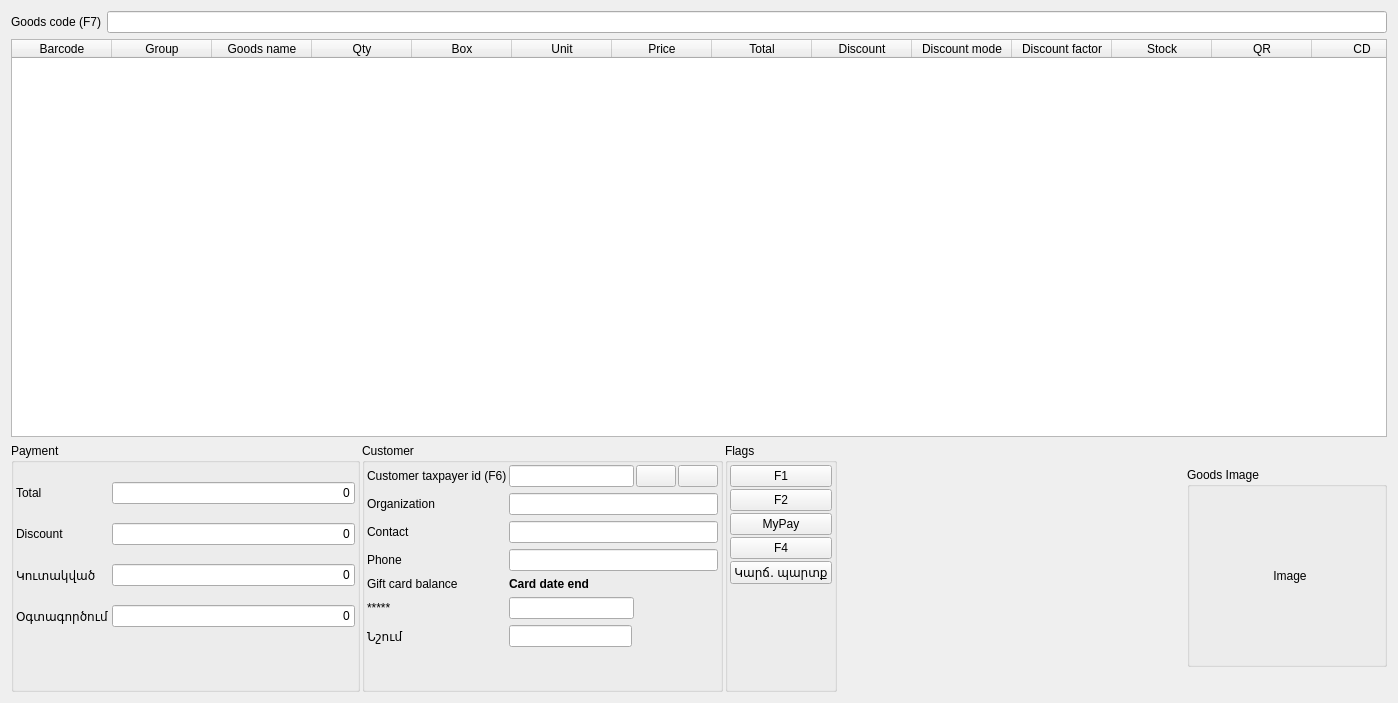
The window that Shop/worder.ui (End1-1/Cafe5) describes before a commit, drawn with Qt 5.
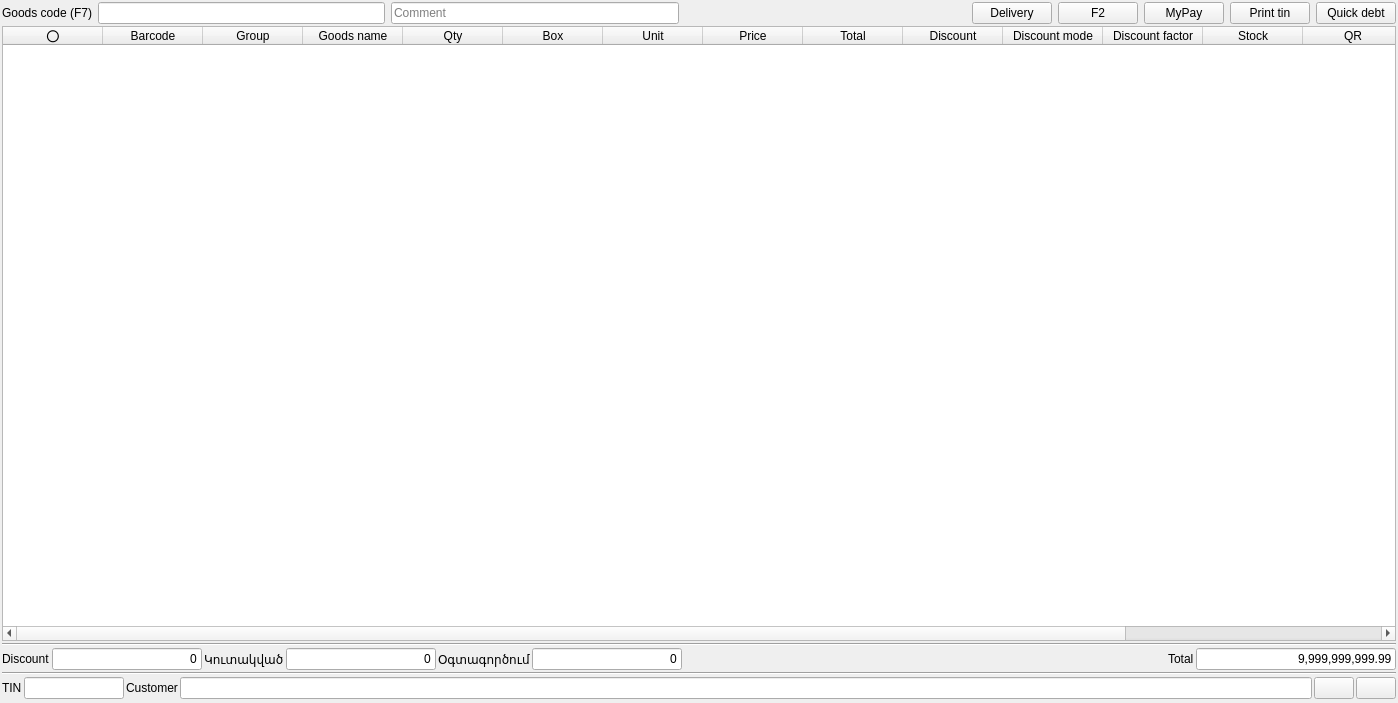
The same window after the commit. Icons and pictures are not drawn. Custom widgets are drawn as their Qt base class.

```diff
--- a/Shop/worder.ui
+++ b/Shop/worder.ui
@@ -15,7 +15,19 @@
   </property>
   <layout class="QVBoxLayout" name="verticalLayout_2">
    <property name="spacing">
-    <number>6</number>
+    <number>2</number>
+   </property>
+   <property name="leftMargin">
+    <number>2</number>
+   </property>
+   <property name="topMargin">
+    <number>2</number>
+   </property>
+   <property name="rightMargin">
+    <number>2</number>
+   </property>
+   <property name="bottomMargin">
+    <number>2</number>
    </property>
    <item>
     <widget class="QWidget" name="widget" native="true">
@@ -40,7 +52,141 @@
        </widget>
       </item>
       <item>
-       <widget class="QLineEdit" name="leCode"/>
+       <widget class="QLineEdit" name="leCode">
+        <property name="maximumSize">
+         <size>
+          <width>300</width>
+          <height>16777215</height>
+         </size>
+        </property>
+       </widget>
+      </item>
+      <item>
+       <widget class="QLineEdit" name="leComment">
+        <property name="maximumSize">
+         <size>
+          <width>300</width>
+          <height>16777215</height>
+         </size>
+        </property>
+        <property name="focusPolicy">
+         <enum>Qt::FocusPolicy::ClickFocus</enum>
+        </property>
+        <property name="text">
+         <string/>
+        </property>
+        <property name="placeholderText">
+         <string>Comment</string>
+        </property>
+       </widget>
+      </item>
+      <item>
+       <spacer name="horizontalSpacer_2">
+        <property name="orientation">
+         <enum>Qt::Orientation::Horizontal</enum>
+        </property>
+        <property name="sizeHint" stdset="0">
+         <size>
+          <width>40</width>
+          <height>20</height>
+         </size>
+        </property>
+       </spacer>
+      </item>
+      <item>
+       <widget class="QPushButton" name="btnF1">
+        <property name="focusPolicy">
+         <enum>Qt::FocusPolicy::NoFocus</enum>
+        </property>
+        <property name="text">
+         <string>Delivery</string>
+        </property>
+        <property name="checkable">
+         <bool>true</bool>
+        </property>
+        <property name="checked">
+         <bool>false</bool>
+        </property>
+        <property name="id" stdset="0">
+         <number>1</number>
+        </property>
+       </widget>
+      </item>
+      <item>
+       <widget class="QPushButton" name="btnF2">
+        <property name="focusPolicy">
+         <enum>Qt::FocusPolicy::NoFocus</enum>
+        </property>
+        <property name="text">
+         <string>F2</string>
+        </property>
+        <property name="checkable">
+         <bool>true</bool>
+        </property>
+        <property name="checked">
+         <bool>false</bool>
+        </property>
+        <property name="id" stdset="0">
+         <number>2</number>
+        </property>
+       </widget>
+      </item>
+      <item>
+       <widget class="QPushButton" name="btnF3">
+        <property name="focusPolicy">
+         <enum>Qt::FocusPolicy::NoFocus</enum>
+        </property>
+        <property name="text">
+         <string>MyPay</string>
+        </property>
+        <property name="checkable">
+         <bool>true</bool>
+        </property>
+        <property name="checked">
+         <bool>false</bool>
+        </property>
+        <property name="id" stdset="0">
+         <number>3</number>
+        </property>
+       </widget>
+      </item>
+      <item>
+       <widget class="QPushButton" name="btnF4">
+        <property name="focusPolicy">
+         <enum>Qt::FocusPolicy::NoFocus</enum>
+        </property>
+        <property name="text">
+         <string>Print tin</string>
+        </property>
+        <property name="checkable">
+         <bool>true</bool>
+        </property>
+        <property name="checked">
+         <bool>false</bool>
+        </property>
+        <property name="id" stdset="0">
+         <number>4</number>
+        </property>
+       </widget>
+      </item>
+      <item>
+       <widget class="QPushButton" name="btnF5">
+        <property name="focusPolicy">
+         <enum>Qt::FocusPolicy::NoFocus</enum>
+        </property>
+        <property name="text">
+         <string>Quick debt</string>
+        </property>
+        <property name="checkable">
+         <bool>true</bool>
+        </property>
+        <property name="checked">
+         <bool>false</bool>
+        </property>
+        <property name="id" stdset="0">
+         <number>5</number>
+        </property>
+       </widget>
       </item>
      </layout>
     </widget>
@@ -57,7 +203,7 @@
       <enum>Qt::FocusPolicy::NoFocus</enum>
      </property>
      <property name="horizontalScrollBarPolicy">
-      <enum>Qt::ScrollBarPolicy::ScrollBarAlwaysOff</enum>
+      <enum>Qt::ScrollBarPolicy::ScrollBarAlwaysOn</enum>
      </property>
      <property name="sizeAdjustPolicy">
       <enum>QAbstractScrollArea::SizeAdjustPolicy::AdjustToContents</enum>
@@ -71,6 +217,11 @@
      <property name="selectionBehavior">
       <enum>QAbstractItemView::SelectionBehavior::SelectRows</enum>
      </property>
+     <column>
+      <property name="text">
+       <string>⭕</string>
+      </property>
+     </column>
      <column>
       <property name="text">
        <string>Barcode</string>
@@ -149,51 +300,55 @@
     </widget>
    </item>
    <item>
-    <widget class="QWidget" name="widget_2" native="true">
-     <layout class="QHBoxLayout" name="horizontalLayout">
-      <property name="spacing">
-       <number>2</number>
-      </property>
-      <property name="leftMargin">
-       <number>0</number>
-      </property>
-      <property name="topMargin">
-       <number>0</number>
-      </property>
-      <property name="rightMargin">
-       <number>0</number>
-      </property>
-      <property name="bottomMargin">
-       <number>0</number>
-      </property>
+    <widget class="Line" name="line">
+     <property name="orientation">
+      <enum>Qt::Orientation::Horizontal</enum>
+     </property>
+    </widget>
+   </item>
       <item>
-       <widget class="QGroupBox" name="grPayment">
-        <property name="maximumSize">
+    <widget class="QWidget" name="widget_3" native="true">
+     <property name="minimumSize">
          <size>
-          <width>350</width>
-          <height>16777215</height>
-         </size>
-        </property>
-        <property name="title">
-         <string>Payment</string>
-        </property>
-        <layout class="QGridLayout" name="gridLayout_2">
+       <width>0</width>
+       <height>0</height>
+      </size>
+     </property>
+     <layout class="QHBoxLayout" name="horizontalLayout_5">
+      <property name="spacing">
+       <number>0</number>
+      </property>
          <property name="leftMargin">
-          <number>2</number>
+       <number>0</number>
          </property>
          <property name="topMargin">
-          <number>2</number>
+       <number>0</number>
          </property>
          <property name="rightMargin">
-          <number>2</number>
+       <number>0</number>
          </property>
          <property name="bottomMargin">
-          <number>2</number>
-         </property>
+       <number>0</number>
+      </property>
+      <item>
+       <widget class="QWidget" name="widget_5" native="true">
+        <layout class="QHBoxLayout" name="horizontalLayout_4">
          <property name="spacing">
           <number>2</number>
          </property>
-         <item row="1" column="0">
+         <property name="leftMargin">
+          <number>0</number>
+         </property>
+         <property name="topMargin">
+          <number>0</number>
+         </property>
+         <property name="rightMargin">
+          <number>2</number>
+         </property>
+         <property name="bottomMargin">
+          <number>0</number>
+         </property>
+         <item>
           <widget class="QLabel" name="lbDisc">
            <property name="sizePolicy">
             <sizepolicy hsizetype="Minimum" vsizetype="Preferred">
@@ -206,8 +361,20 @@
            </property>
           </widget>
          </item>
-         <item row="2" column="2">
-          <widget class="C5LineEdit" name="leCurrentAccumulated">
+         <item>
+          <widget class="C5LineEdit" name="leDisc">
+           <property name="minimumSize">
+            <size>
+             <width>150</width>
+             <height>0</height>
+            </size>
+           </property>
+           <property name="maximumSize">
+            <size>
+             <width>150</width>
+             <height>16777215</height>
+            </size>
+           </property>
            <property name="focusPolicy">
             <enum>Qt::FocusPolicy::NoFocus</enum>
            </property>
@@ -222,67 +389,104 @@
            </property>
           </widget>
          </item>
-         <item row="2" column="0">
-          <widget class="QLabel" name="label_2">
+        </layout>
+       </widget>
+      </item>
+      <item>
+       <widget class="QWidget" name="widget_6" native="true">
+        <layout class="QHBoxLayout" name="horizontalLayout_6">
+         <property name="spacing">
+          <number>2</number>
+         </property>
+         <property name="leftMargin">
+          <number>0</number>
+         </property>
+         <property name="topMargin">
+          <number>0</number>
+         </property>
+         <property name="rightMargin">
+          <number>2</number>
+         </property>
+         <property name="bottomMargin">
+          <number>0</number>
+         </property>
+         <item>
+          <widget class="QLabel" name="lbCurrentAccumlated">
            <property name="text">
             <string>Կուտակված</string>
            </property>
           </widget>
          </item>
-         <item row="0" column="0">
-          <widget class="QLabel" name="lbTotal">
+         <item>
+          <widget class="C5LineEdit" name="leCurrentAccumulated">
+           <property name="minimumSize">
+            <size>
+             <width>150</width>
+             <height>0</height>
+            </size>
+           </property>
+           <property name="maximumSize">
+            <size>
+             <width>150</width>
+             <height>16777215</height>
+            </size>
+           </property>
+           <property name="focusPolicy">
+            <enum>Qt::FocusPolicy::NoFocus</enum>
+           </property>
            <property name="text">
-            <string>Total</string>
+            <string>0</string>
            </property>
+           <property name="alignment">
+            <set>Qt::AlignmentFlag::AlignRight|Qt::AlignmentFlag::AlignTrailing|Qt::AlignmentFlag::AlignVCenter</set>
+           </property>
+           <property name="readOnly">
+            <bool>true</bool>
+           </property>
           </widget>
          </item>
-         <item row="3" column="0">
+        </layout>
+       </widget>
+      </item>
+      <item>
+       <widget class="QWidget" name="widget_7" native="true">
+        <layout class="QHBoxLayout" name="horizontalLayout_7">
+         <property name="spacing">
+          <number>2</number>
+         </property>
+         <property name="leftMargin">
+          <number>0</number>
+         </property>
+         <property name="topMargin">
+          <number>0</number>
+         </property>
+         <property name="rightMargin">
+          <number>2</number>
+         </property>
+         <property name="bottomMargin">
+          <number>0</number>
+         </property>
+         <item>
           <widget class="QLabel" name="lbUseAccumulated">
            <property name="text">
             <string>Օգտագործում</string>
            </property>
           </widget>
          </item>
-         <item row="1" column="2">
-          <widget class="C5LineEdit" name="leDisc">
-           <property name="focusPolicy">
-            <enum>Qt::FocusPolicy::NoFocus</enum>
-           </property>
-           <property name="text">
-            <string>0</string>
-           </property>
-           <property name="alignment">
-            <set>Qt::AlignmentFlag::AlignRight|Qt::AlignmentFlag::AlignTrailing|Qt::AlignmentFlag::AlignVCenter</set>
-           </property>
-           <property name="readOnly">
-            <bool>true</bool>
-           </property>
-          </widget>
-         </item>
-         <item row="0" column="2">
-          <widget class="C5LineEdit" name="leTotal">
-           <property name="sizePolicy">
-            <sizepolicy hsizetype="Expanding" vsizetype="Fixed">
-             <horstretch>0</horstretch>
-             <verstretch>0</verstretch>
-            </sizepolicy>
-           </property>
-           <property name="focusPolicy">
-            <enum>Qt::FocusPolicy::NoFocus</enum>
-           </property>
-           <property name="text">
-            <string>0</string>
-           </property>
-           <property name="alignment">
-            <set>Qt::AlignmentFlag::AlignRight|Qt::AlignmentFlag::AlignTrailing|Qt::AlignmentFlag::AlignVCenter</set>
-           </property>
-           <property name="readOnly">
-            <bool>true</bool>
-           </property>
-          </widget>
-         </item>
-         <item row="3" column="2">
+         <item>
           <widget class="C5LineEdit" name="leUseAccumulated">
+           <property name="minimumSize">
+            <size>
+             <width>150</width>
+             <height>0</height>
+            </size>
+           </property>
+           <property name="maximumSize">
+            <size>
+             <width>150</width>
+             <height>16777215</height>
+            </size>
+           </property>
            <property name="focusPolicy">
             <enum>Qt::FocusPolicy::ClickFocus</enum>
            </property>
@@ -297,54 +501,58 @@
            </property>
           </widget>
          </item>
-         <item row="4" column="0" colspan="3">
-          <spacer name="verticalSpacer">
+        </layout>
+       </widget>
+      </item>
+      <item>
+       <spacer name="horizontalSpacer">
            <property name="orientation">
-            <enum>Qt::Orientation::Vertical</enum>
+         <enum>Qt::Orientation::Horizontal</enum>
            </property>
            <property name="sizeType">
-            <enum>QSizePolicy::Policy::Minimum</enum>
+         <enum>QSizePolicy::Policy::Expanding</enum>
            </property>
            <property name="sizeHint" stdset="0">
             <size>
-             <width>20</width>
-             <height>40</height>
+          <width>500</width>
+          <height>20</height>
             </size>
            </property>
           </spacer>
          </item>
-        </layout>
-       </widget>
-      </item>
       <item>
-       <widget class="QGroupBox" name="grCustomer">
-        <property name="maximumSize">
-         <size>
-          <width>400</width>
-          <height>16777215</height>
-         </size>
-        </property>
-        <property name="title">
-         <string>Customer</string>
-        </property>
-        <layout class="QGridLayout" name="gridLayout">
+       <widget class="QWidget" name="widget_4" native="true">
+        <layout class="QHBoxLayout" name="horizontalLayout_3">
+         <property name="spacing">
+          <number>2</number>
+         </property>
          <property name="leftMargin">
-          <number>2</number>
+          <number>0</number>
          </property>
          <property name="topMargin">
-          <number>2</number>
+          <number>0</number>
          </property>
          <property name="rightMargin">
-          <number>2</number>
+          <number>0</number>
          </property>
          <property name="bottomMargin">
-          <number>2</number>
+          <number>0</number>
          </property>
-         <property name="horizontalSpacing">
-          <number>2</number>
-         </property>
-         <item row="2" column="1" colspan="4">
-          <widget class="C5LineEdit" name="leOrganization">
+         <item>
+          <widget class="QLabel" name="lbTotal">
+           <property name="text">
+            <string>Total</string>
+           </property>
+          </widget>
+         </item>
+         <item>
+          <widget class="C5LineEdit" name="leTotal">
+           <property name="sizePolicy">
+            <sizepolicy hsizetype="Fixed" vsizetype="Fixed">
+             <horstretch>0</horstretch>
+             <verstretch>0</verstretch>
+            </sizepolicy>
+           </property>
            <property name="minimumSize">
             <size>
              <width>200</width>
@@ -353,25 +561,79 @@
            </property>
            <property name="maximumSize">
             <size>
-             <width>16777215</width>
+             <width>200</width>
              <height>16777215</height>
             </size>
            </property>
-           <property name="font">
-            <font>
-             <bold>false</bold>
-            </font>
-           </property>
            <property name="focusPolicy">
-            <enum>Qt::FocusPolicy::ClickFocus</enum>
+            <enum>Qt::FocusPolicy::NoFocus</enum>
+           </property>
+           <property name="text">
+            <string>9,999,999,999.99</string>
+           </property>
+           <property name="alignment">
+            <set>Qt::AlignmentFlag::AlignRight|Qt::AlignmentFlag::AlignTrailing|Qt::AlignmentFlag::AlignVCenter</set>
            </property>
            <property name="readOnly">
             <bool>true</bool>
            </property>
+           <property name="clearButtonEnabled">
+            <bool>false</bool>
+           </property>
           </widget>
          </item>
-         <item row="0" column="1" colspan="2">
-          <widget class="C5LineEdit" name="leCustomerTaxpayerId">
+        </layout>
+       </widget>
+      </item>
+     </layout>
+    </widget>
+   </item>
+   <item>
+    <widget class="Line" name="line_2">
+     <property name="orientation">
+      <enum>Qt::Orientation::Horizontal</enum>
+     </property>
+    </widget>
+   </item>
+   <item>
+    <widget class="QWidget" name="widget_8" native="true">
+     <property name="minimumSize">
+      <size>
+       <width>0</width>
+       <height>0</height>
+      </size>
+     </property>
+     <layout class="QHBoxLayout" name="horizontalLayout_8">
+      <property name="spacing">
+       <number>2</number>
+      </property>
+      <property name="leftMargin">
+       <number>0</number>
+      </property>
+      <property name="topMargin">
+       <number>0</number>
+      </property>
+      <property name="rightMargin">
+       <number>0</number>
+      </property>
+      <property name="bottomMargin">
+       <number>0</number>
+      </property>
+      <item>
+       <widget class="QLabel" name="lbCustomer_2">
+        <property name="sizePolicy">
+         <sizepolicy hsizetype="Minimum" vsizetype="Preferred">
+          <horstretch>0</horstretch>
+          <verstretch>0</verstretch>
+         </sizepolicy>
+        </property>
+        <property name="text">
+         <string>TIN</string>
+        </property>
+       </widget>
+      </item>
+      <item>
+       <widget class="C5LineEdit" name="leTIN">
            <property name="minimumSize">
             <size>
              <width>0</width>
@@ -380,7 +642,7 @@
            </property>
            <property name="maximumSize">
             <size>
-             <width>16777215</width>
+          <width>100</width>
              <height>16777215</height>
             </size>
            </property>
@@ -400,53 +662,7 @@
            </property>
           </widget>
          </item>
-         <item row="3" column="1" colspan="4">
-          <widget class="C5LineEdit" name="leContact">
-           <property name="minimumSize">
-            <size>
-             <width>200</width>
-             <height>0</height>
-            </size>
-           </property>
-           <property name="maximumSize">
-            <size>
-             <width>16777215</width>
-             <height>16777215</height>
-            </size>
-           </property>
-           <property name="font">
-            <font>
-             <bold>false</bold>
-            </font>
-           </property>
-           <property name="focusPolicy">
-            <enum>Qt::FocusPolicy::ClickFocus</enum>
-           </property>
-           <property name="readOnly">
-            <bool>true</bool>
-           </property>
-          </widget>
-         </item>
-         <item row="5" column="1">
-          <widget class="QLabel" name="lbCardDateEnd">
-           <property name="font">
-            <font>
-             <bold>true</bold>
-            </font>
-           </property>
-           <property name="text">
-            <string>Card date end</string>
-           </property>
-          </widget>
-         </item>
-         <item row="7" column="1">
-          <widget class="QLineEdit" name="leComment">
-           <property name="focusPolicy">
-            <enum>Qt::FocusPolicy::ClickFocus</enum>
-           </property>
-          </widget>
-         </item>
-         <item row="2" column="0">
+      <item>
           <widget class="QLabel" name="lbPartner">
            <property name="sizePolicy">
             <sizepolicy hsizetype="Minimum" vsizetype="Preferred">
@@ -460,123 +676,18 @@
             </font>
            </property>
            <property name="text">
-            <string>Organization</string>
+         <string>Customer</string>
            </property>
           </widget>
          </item>
-         <item row="0" column="4">
-          <widget class="QPushButton" name="btnRemovePartner">
+      <item>
+       <widget class="C5LineEdit" name="leCustomer">
            <property name="sizePolicy">
-            <sizepolicy hsizetype="Preferred" vsizetype="Preferred">
-             <horstretch>0</horstretch>
+         <sizepolicy hsizetype="Expanding" vsizetype="Fixed">
+          <horstretch>2</horstretch>
              <verstretch>0</verstretch>
             </sizepolicy>
            </property>
-           <property name="focusPolicy">
-            <enum>Qt::FocusPolicy::NoFocus</enum>
-           </property>
-           <property name="text">
-            <string/>
-           </property>
-           <property name="icon">
-            <iconset>
-             <normaloff>:/remove.png</normaloff>:/remove.png</iconset>
-           </property>
-          </widget>
-         </item>
-         <item row="4" column="0">
-          <widget class="QLabel" name="lbContact_2">
-           <property name="sizePolicy">
-            <sizepolicy hsizetype="Minimum" vsizetype="Preferred">
-             <horstretch>0</horstretch>
-             <verstretch>0</verstretch>
-            </sizepolicy>
-           </property>
-           <property name="font">
-            <font>
-             <bold>false</bold>
-            </font>
-           </property>
-           <property name="text">
-            <string>Phone</string>
-           </property>
-          </widget>
-         </item>
-         <item row="0" column="0">
-          <widget class="QLabel" name="lbCustomer_2">
-           <property name="sizePolicy">
-            <sizepolicy hsizetype="Minimum" vsizetype="Preferred">
-             <horstretch>0</horstretch>
-             <verstretch>0</verstretch>
-            </sizepolicy>
-           </property>
-           <property name="text">
-            <string>Customer taxpayer id (F6)</string>
-           </property>
-          </widget>
-         </item>
-         <item row="6" column="1" colspan="2">
-          <widget class="C5LineEdit" name="leGiftCardAmount">
-           <property name="focusPolicy">
-            <enum>Qt::FocusPolicy::ClickFocus</enum>
-           </property>
-           <property name="readOnly">
-            <bool>true</bool>
-           </property>
-          </widget>
-         </item>
-         <item row="6" column="0">
-          <widget class="QLabel" name="lbGiftCard">
-           <property name="text">
-            <string>*****</string>
-           </property>
-          </widget>
-         </item>
-         <item row="3" column="0">
-          <widget class="QLabel" name="lbContact">
-           <property name="sizePolicy">
-            <sizepolicy hsizetype="Minimum" vsizetype="Preferred">
-             <horstretch>0</horstretch>
-             <verstretch>0</verstretch>
-            </sizepolicy>
-           </property>
-           <property name="font">
-            <font>
-             <bold>false</bold>
-            </font>
-           </property>
-           <property name="text">
-            <string>Contact</string>
-           </property>
-          </widget>
-         </item>
-         <item row="5" column="0">
-          <widget class="QLabel" name="label_6">
-           <property name="text">
-            <string>Gift card balance</string>
-           </property>
-          </widget>
-         </item>
-         <item row="7" column="0">
-          <widget class="QLabel" name="lbPartner_4">
-           <property name="sizePolicy">
-            <sizepolicy hsizetype="Minimum" vsizetype="Preferred">
-             <horstretch>0</horstretch>
-             <verstretch>0</verstretch>
-            </sizepolicy>
-           </property>
-           <property name="font">
-            <font>
-             <bold>false</bold>
-            </font>
-           </property>
-           <property name="text">
-            <string>Նշում</string>
-           </property>
-          </widget>
-         </item>
-         <item row="4" column="1" colspan="4">
-          <widget class="C5LineEdit" name="lePhone">
            <property name="minimumSize">
             <size>
              <width>200</width>
@@ -602,23 +713,7 @@
            </property>
           </widget>
          </item>
-         <item row="8" column="0" colspan="2">
-          <spacer name="verticalSpacer_2">
-           <property name="orientation">
-            <enum>Qt::Orientation::Vertical</enum>
-           </property>
-           <property name="sizeType">
-            <enum>QSizePolicy::Policy::Minimum</enum>
-           </property>
-           <property name="sizeHint" stdset="0">
-            <size>
-             <width>20</width>
-             <height>40</height>
-            </size>
-           </property>
-          </spacer>
-         </item>
-         <item row="0" column="3">
+      <item>
           <widget class="QPushButton" name="btnSearchPartner">
            <property name="sizePolicy">
             <sizepolicy hsizetype="Preferred" vsizetype="Preferred">
@@ -638,172 +733,35 @@
            </property>
           </widget>
          </item>
-        </layout>
-       </widget>
-      </item>
       <item>
-       <widget class="QGroupBox" name="grFlags">
-        <property name="title">
-         <string>Flags</string>
-        </property>
-        <layout class="QVBoxLayout" name="verticalLayout_3">
-         <property name="spacing">
-          <number>2</number>
-         </property>
-         <property name="leftMargin">
-          <number>2</number>
-         </property>
-         <property name="topMargin">
-          <number>2</number>
-         </property>
-         <property name="rightMargin">
-          <number>2</number>
-         </property>
-         <property name="bottomMargin">
-          <number>2</number>
-         </property>
-         <item>
-          <widget class="QPushButton" name="btnF1">
-           <property name="focusPolicy">
-            <enum>Qt::FocusPolicy::NoFocus</enum>
-           </property>
-           <property name="text">
-            <string>F1</string>
-           </property>
-           <property name="checkable">
-            <bool>true</bool>
-           </property>
-           <property name="checked">
-            <bool>false</bool>
-           </property>
-           <property name="id" stdset="0">
-            <number>1</number>
-           </property>
-          </widget>
-         </item>
-         <item>
-          <widget class="QPushButton" name="btnF2">
-           <property name="focusPolicy">
-            <enum>Qt::FocusPolicy::NoFocus</enum>
-           </property>
-           <property name="text">
-            <string>F2</string>
-           </property>
-           <property name="checkable">
-            <bool>true</bool>
-           </property>
-           <property name="checked">
-            <bool>false</bool>
-           </property>
-           <property name="id" stdset="0">
-            <number>2</number>
-           </property>
-          </widget>
-         </item>
-         <item>
-          <widget class="QPushButton" name="btnF3">
-           <property name="focusPolicy">
-            <enum>Qt::FocusPolicy::NoFocus</enum>
-           </property>
-           <property name="text">
-            <string>MyPay</string>
-           </property>
-           <property name="checkable">
-            <bool>true</bool>
-           </property>
-           <property name="checked">
-            <bool>false</bool>
-           </property>
-           <property name="id" stdset="0">
-            <number>3</number>
-           </property>
-          </widget>
-         </item>
-         <item>
-          <widget class="QPushButton" name="btnF4">
-           <property name="focusPolicy">
-            <enum>Qt::FocusPolicy::NoFocus</enum>
-           </property>
-           <property name="text">
-            <string>F4</string>
-           </property>
-           <property name="checkable">
-            <bool>true</bool>
-           </property>
-           <property name="checked">
-            <bool>false</bool>
-           </property>
-           <property name="id" stdset="0">
-            <number>4</number>
-           </property>
-          </widget>
-         </item>
-         <item>
-          <widget class="QPushButton" name="btnF5">
-           <property name="focusPolicy">
-            <enum>Qt::FocusPolicy::NoFocus</enum>
-           </property>
-           <property name="text">
-            <string>Կարճ․ պարտք</string>
-           </property>
-           <property name="checkable">
-            <bool>true</bool>
-           </property>
-           <property name="checked">
-            <bool>false</bool>
-           </property>
-           <property name="id" stdset="0">
-            <number>5</number>
-           </property>
-          </widget>
-         </item>
-         <item>
-          <spacer name="verticalSpacer_3">
-           <property name="orientation">
-            <enum>Qt::Orientation::Vertical</enum>
-           </property>
-           <property name="sizeHint" stdset="0">
-            <size>
-             <width>20</width>
-             <height>40</height>
-            </size>
-           </property>
-          </spacer>
-         </item>
-        </layout>
-       </widget>
-      </item>
-      <item>
-       <spacer name="horizontalSpacer">
-        <property name="orientation">
-         <enum>Qt::Orientation::Horizontal</enum>
-        </property>
-        <property name="sizeHint" stdset="0">
-         <size>
-          <width>40</width>
-          <height>20</height>
-         </size>
-        </property>
-       </spacer>
-      </item>
-      <item>
-       <widget class="QGroupBox" name="grImage">
+       <widget class="QPushButton" name="btnRemovePartner">
         <property name="sizePolicy">
          <sizepolicy hsizetype="Preferred" vsizetype="Preferred">
           <horstretch>0</horstretch>
-          <verstretch>1</verstretch>
+          <verstretch>0</verstretch>
          </sizepolicy>
         </property>
-        <property name="maximumSize">
-         <size>
-          <width>200</width>
-          <height>200</height>
-         </size>
+        <property name="focusPolicy">
+         <enum>Qt::FocusPolicy::NoFocus</enum>
         </property>
-        <property name="title">
-         <string>Goods Image</string>
+        <property name="text">
+         <string/>
         </property>
-        <layout class="QVBoxLayout" name="verticalLayout">
+        <property name="icon">
+         <iconset resource="../resources/res.qrc">
+          <normaloff>:/remove.png</normaloff>:/remove.png</iconset>
+        </property>
+       </widget>
+      </item>
+     </layout>
+    </widget>
+   </item>
+   <item>
+    <widget class="QWidget" name="widget_2" native="true">
+     <layout class="QHBoxLayout" name="horizontalLayout">
+      <property name="spacing">
+       <number>2</number>
+      </property>
          <property name="leftMargin">
           <number>0</number>
          </property>
@@ -816,28 +774,6 @@
          <property name="bottomMargin">
           <number>0</number>
          </property>
-         <item>
-          <widget class="QLabel" name="lbGoodsImage">
-           <property name="minimumSize">
-            <size>
-             <width>200</width>
-             <height>0</height>
-            </size>
-           </property>
-           <property name="text">
-            <string>Image</string>
-           </property>
-           <property name="scaledContents">
-            <bool>true</bool>
-           </property>
-           <property name="alignment">
-            <set>Qt::AlignmentFlag::AlignCenter</set>
-           </property>
-          </widget>
-         </item>
-        </layout>
-       </widget>
-      </item>
      </layout>
     </widget>
    </item>
```
Left out of the diff: 15 changed lines with no effect on the pictures. Lines whose indentation alone changed are shown as unchanged.
